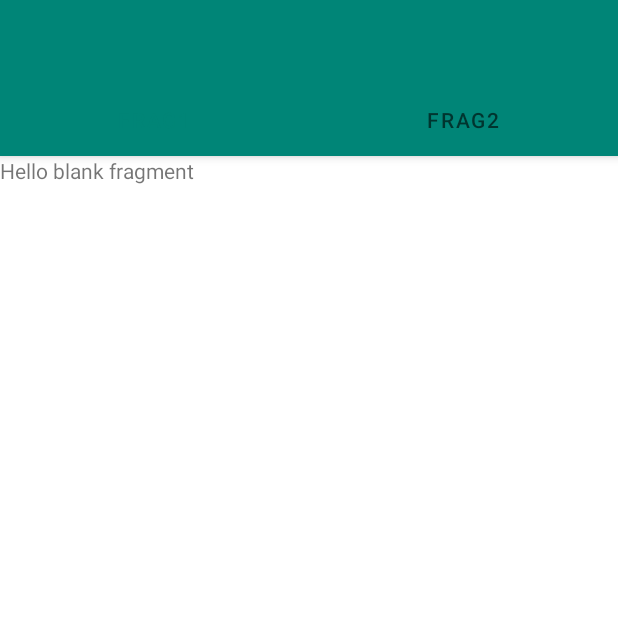
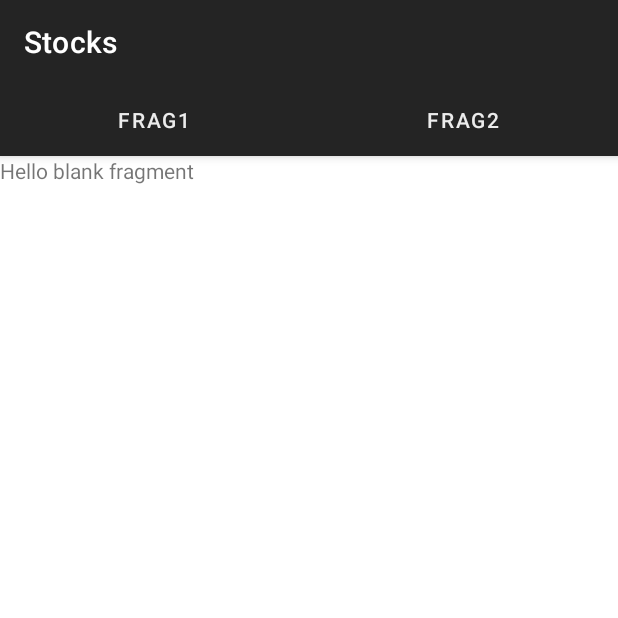
Before and after one commit to Randall16/Stocks, an Android app: the screen it shows after launch (MainActivity), on a phone screen of 412 x 824 dp, the top half of it. Run offline under Robolectric (Android 15) with nearby library versions, the phone set to English and light mode, and no system bars; our stand-ins replace navigation-ui.

Commit message:
Changed color theme and toolbar properties

```diff
--- a/app/src/main/res/layout/activity_main.xml
+++ b/app/src/main/res/layout/activity_main.xml
@@ -12,6 +12,7 @@
             android:id="@+id/toolbar"
             android:layout_width="match_parent"
             android:layout_height="wrap_content"
+            app:title="@string/app_name"
             android:background="?colorPrimary"
             android:theme="@style/ToolbarTheme" />
 
--- a/app/src/main/res/layout/fragment_stocks_container.xml
+++ b/app/src/main/res/layout/fragment_stocks_container.xml
@@ -17,7 +17,8 @@
                 android:layout_height="wrap_content"
                 app:tabMode="fixed"
                 app:tabGravity="fill"
-                app:tabBackground="@color/colorPrimary"/>
+                app:tabBackground="@color/colorPrimary"
+                app:tabTextColor="@color/colorAccent"/>
 
     </com.google.android.material.appbar.AppBarLayout>
 
--- a/app/src/main/res/values/colors.xml
+++ b/app/src/main/res/values/colors.xml
@@ -1,6 +1,6 @@
 <?xml version="1.0" encoding="utf-8"?>
 <resources>
-    <color name="colorPrimary">#008577</color>
-    <color name="colorPrimaryDark">#00574B</color>
-    <color name="colorAccent">#D81B60</color>
+    <color name="colorPrimary">#242424</color>
+    <color name="colorPrimaryDark">#000000</color>
+    <color name="colorAccent">#ececec</color>
 </resources>
--- a/app/src/main/res/values/styles.xml
+++ b/app/src/main/res/values/styles.xml
@@ -1,14 +1,12 @@
 <resources>
 
     <!-- Base application theme. -->
-    <style name="AppTheme" parent="Theme.MaterialComponents.Light.DarkActionBar">
+    <style name="AppTheme" parent="Theme.MaterialComponents.Light.NoActionBar">
         <!-- Customize your theme here. -->
         <item name="colorPrimary">@color/colorPrimary</item>
         <item name="colorPrimaryDark">@color/colorPrimaryDark</item>
         <item name="colorAccent">@color/colorAccent</item>
-        <!--Removing actionbar-->
-        <item name="windowActionBar">false</item>
-        <item name="windowNoTitle">true</item>
+
     </style>
 
     <style name="ToolbarTheme" parent="ThemeOverlay.MaterialComponents.ActionBar">
```
